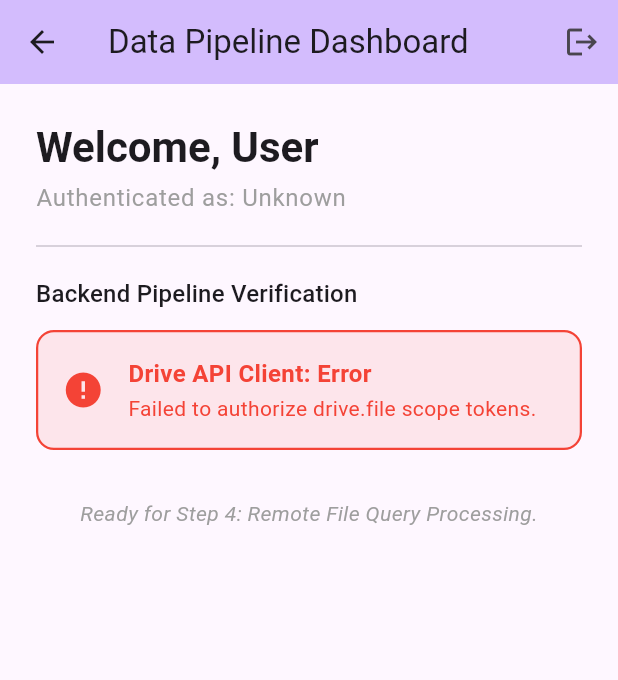
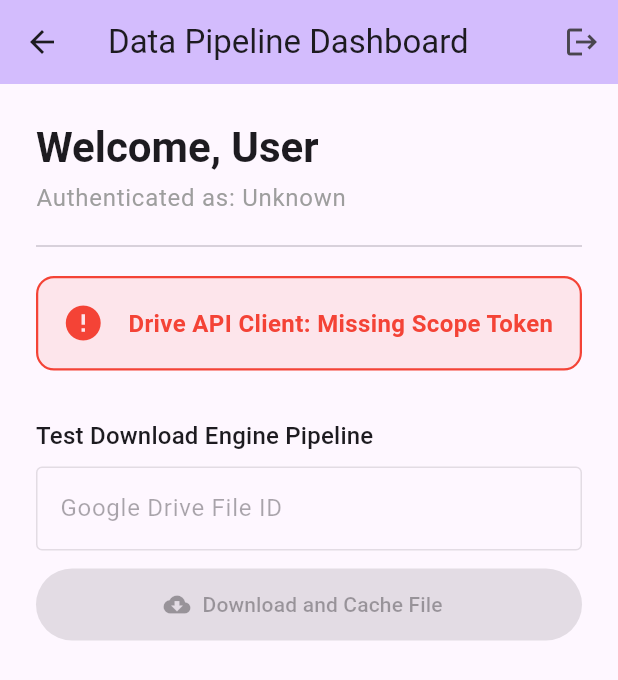
Before and after one commit to joshua-gnd/desktop-android-pdf-syncer, a Flutter app: the HomeScreen screen opened directly, on a phone screen of 412 x 824 dp. Shown: the top 680 px of the screen. Run offline on Flutter 3.47's test engine with Material 3 defaults, Android fonts, the phone set to English and light mode, and no system bars; our stand-ins replace google_sign_in, googleapis_auth; missing offline and left inert: extension_google_sign_in_as_googleapis_auth, googleapis.

Commit message:
feat: implement download & cache engine using googleapis and path_provider

```diff
--- a/lib/screens/home_screen.dart
+++ b/lib/screens/home_screen.dart
@@ -1,12 +1,65 @@
+import 'dart:io';
 import 'package:flutter/material.dart';
 import 'package:desktop_android_pdf_syncer/services/auth_service.dart';
+import 'package:desktop_android_pdf_syncer/services/storage_service.dart';
 
-class HomeScreen extends StatelessWidget {
+class HomeScreen extends StatefulWidget {
   const HomeScreen({super.key});
 
   @override
+  State<HomeScreen> createState() => _HomeScreenState();
+}
+
+class _HomeScreenState extends State<HomeScreen> {
+  final _fileIdController = TextEditingController();
+  bool _isDownloading = false;
+  String _downloadStatus = '';
+
+  @override
+  void dispose() {
+    _fileIdController.dispose();
+    super.dispose();
+  }
+
+  void _triggerDownload() async {
+    final authService = AuthService();
+    final api = authService.driveApi;
+    final fileId = _fileIdController.text.trim();
+
+    if (api == null) {
+      setState(() => _downloadStatus = 'Error: Drive API is not initialized.');
+      return;
+    }
+
+    if (fileId.isEmpty) {
+      setState(() => _downloadStatus = 'Please enter a valid Google Drive File ID.');
+      return;
+    }
+
+    setState(() {
+      _isDownloading = true;
+      _downloadStatus = 'Streaming bytes from cloud storage...';
+    });
+
+    // Hardcode a default name for manual verification testing
+    final File? cachedFile = await StorageService().downloadDriveFile(
+      driveApi: api,
+      fileId: fileId,
+      fileName: 'synced_document.pdf',
+    );
+
+    setState(() {
+      _isDownloading = false;
+      if (cachedFile != null) {
+        _downloadStatus = 'Success! File saved physically at:\n${cachedFile.path}';
+      } else {
+        _downloadStatus = 'Download failed. Ensure the File ID matches and your app has access.';
+      }
+    });
+  }
+
+  @override
   Widget build(BuildContext context) {
-    // 1. Reference your existing v7 global singleton state
     final authService = AuthService();
     final user = authService.currentUser;
     final apiReady = authService.driveApi != null;
@@ -16,22 +69,18 @@
         title: const Text('Data Pipeline Dashboard'),
         backgroundColor: Theme.of(context).colorScheme.inversePrimary,
         actions: [
-          // Sign Out Action Button
           IconButton(
             icon: const Icon(Icons.logout),
             tooltip: 'Sign Out',
-            onPressed: () async {
-              await authService.signOut();
-            },
+            onPressed: () async => await authService.signOut(),
           ),
         ],
       ),
-      body: Padding(
+      body: SingleChildScrollView(
         padding: const EdgeInsets.all(24.0),
         child: Column(
           crossAxisAlignment: CrossAxisAlignment.start,
           children: [
-            // User Greeting Header
             Text(
               'Welcome, ${user?.displayName ?? "User"}',
               style: Theme.of(context).textTheme.headlineMedium?.copyWith(
@@ -45,19 +94,12 @@
                     color: Colors.grey,
                   ),
             ),
-
             const Divider(height: 40, thickness: 1),
 
             // Phase 2 Pipeline Status Indicator
-            Text(
-              'Backend Pipeline Verification',
-              style: Theme.of(context).textTheme.titleMedium,
-            ),
-            const SizedBox(height: 12),
             Container(
               padding: const EdgeInsets.all(16.0),
               decoration: BoxDecoration(
-                // Resolved deprecation warnings using modern .withValues syntax
                 color: apiReady
                     ? Colors.green.withValues(alpha: 0.1)
                     : Colors.red.withValues(alpha: 0.1),
@@ -76,46 +118,54 @@
                   ),
                   const SizedBox(width: 16),
                   Expanded(
-                    child: Column(
-                      crossAxisAlignment: CrossAxisAlignment.start,
-                      children: [
-                        Text(
+                    child: Text(
                       apiReady
-                              ? 'Drive API Client: Active'
-                              : 'Drive API Client: Error',
+                          ? 'Drive API Client: Active & Authorized'
+                          : 'Drive API Client: Missing Scope Token',
                       style: TextStyle(
                         fontSize: 16,
                         fontWeight: FontWeight.bold,
                         color: apiReady ? Colors.green : Colors.red,
                       ),
                     ),
-                        const SizedBox(height: 2),
-                        Text(
-                          apiReady
-                              ? 'Secure HTTP channel open. Ready to download files.'
-                              : 'Failed to authorize drive.file scope tokens.',
-                          style: TextStyle(
-                            fontSize: 14,
-                            color: apiReady ? Colors.green : Colors.red,
-                          ),
                   ),
                 ],
               ),
             ),
-                ],
+            const SizedBox(height: 32),
+
+            // Step 4 Download Pipeline Test UI
+            Text(
+              'Test Download Engine Pipeline',
+              style: Theme.of(context).textTheme.titleMedium,
+            ),
+            const SizedBox(height: 8),
+            TextField(
+              controller: _fileIdController,
+              decoration: const InputDecoration(
+                border: OutlineInputBorder(),
+                labelText: 'Google Drive File ID',
+                hintText: 'Enter a file ID created/opened by this app',
+              ),
+              enabled: apiReady && !_isDownloading,
+            ),
+            const SizedBox(height: 12),
+            SizedBox(
+              width: double.infinity,
+              height: 48,
+              child: ElevatedButton.icon(
+                icon: const Icon(Icons.cloud_download),
+                label: const Text('Download and Cache File'),
+                onPressed: (apiReady && !_isDownloading) ? _triggerDownload : null,
               ),
             ),
-
-            const SizedBox(height: 32),
-
-            // Step 4 Placeholder Layout Area
-            const Center(
-              child: Text(
-                'Ready for Step 4: Remote File Query Processing.',
+            const SizedBox(height: 20),
+            if (_downloadStatus.isNotEmpty)
+              Text(
+                _downloadStatus,
                 style: TextStyle(
-                  color: Colors.grey,
-                  fontStyle: FontStyle.italic,
-                ),
+                  fontWeight: FontWeight.w500,
+                  color: _downloadStatus.startsWith('Success') ? Colors.green : Colors.black87,
                 ),
               ),
           ],
```
Also changed, not shown: lib/services/storage_service.dart (added, +66 -0 lines). Lines whose indentation alone changed are shown as unchanged.
